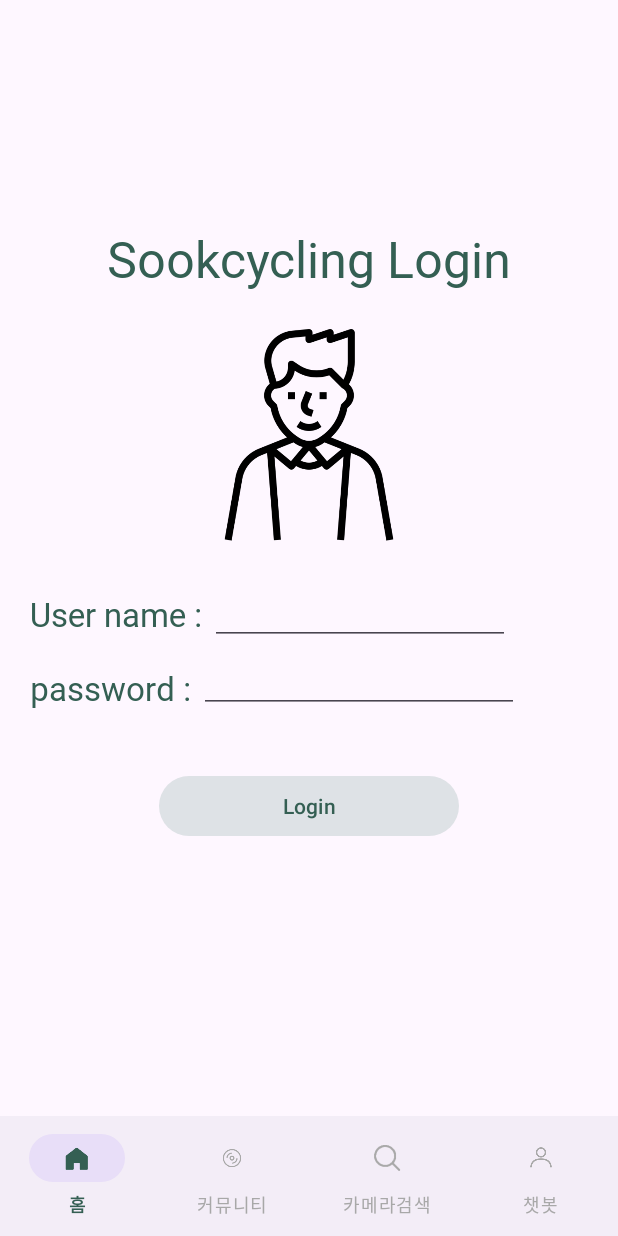
After one commit to kimgayeon430/IPS, an Android app: the fragment UserFragment placed in its activity, on a phone screen of 412 x 824 dp. The commit adds this screen. Run offline under Robolectric (Android 15) with nearby library versions, the phone set to English and light mode, and no system bars.

Commit message:
2024-05-21-11:34

```diff
--- a/app/src/main/java/com/example/sookcycle0520ver/HomeFragment.kt
+++ b/app/src/main/java/com/example/sookcycle0520ver/HomeFragment.kt
@@ -18,6 +18,20 @@ class HomeFragment : Fragment(){
     ): View {
         binding = FragmentHomeBinding.inflate(inflater, container, false)
 
+        binding.userImageProfile.setOnClickListener{
+            (context as MainActivity).supportFragmentManager.beginTransaction()
+                .replace(R.id.main_frm , UserFragment())
+                .commitAllowingStateLoss()
+        }
+
+        binding.companyImageProfile.setOnClickListener{
+            (context as MainActivity).supportFragmentManager.beginTransaction()
+                .replace(R.id.main_frm , CompanyFragment())
+                .commitAllowingStateLoss()
+        }
+
+
+
 
         return binding.root
     }
--- /dev/null
+++ b/app/src/main/java/com/example/sookcycle0520ver/UserFragment.kt
@@ -0,0 +1,30 @@
+package com.example.sookcycle0520ver
+
+import android.os.Bundle
+import android.view.LayoutInflater
+import android.view.View
+import android.view.ViewGroup
+import androidx.fragment.app.Fragment
+import com.example.sookcycle0520ver.databinding.FragmentUserBinding
+
+class UserFragment : Fragment(){
+
+    lateinit var binding: FragmentUserBinding
+
+    override fun onCreateView(
+        inflater: LayoutInflater,
+        container: ViewGroup?,
+        savedInstanceState: Bundle?
+    ): View? {
+
+        binding = FragmentUserBinding.inflate(inflater,container,false)
+
+        binding.loginbtn.setOnClickListener {
+            (context as MainActivity).supportFragmentManager.beginTransaction()
+                .replace(R.id.main_frm, HomeFragment())
+                .commitAllowingStateLoss()
+        }
+
+        return binding.root
+    }
+}
--- a/app/src/main/res/layout/fragment_home.xml
+++ b/app/src/main/res/layout/fragment_home.xml
@@ -113,6 +113,7 @@
                     android:layout_marginStart="45dp">
 
                     <ImageView
+                        android:id="@+id/user_image_profile"
                         android:layout_width="90dp"
                         android:layout_height="70dp"
                         android:layout_marginStart="15dp"
@@ -142,6 +143,7 @@
                     android:layout_marginStart="45dp">
 
                     <ImageView
+                        android:id="@+id/company_image_profile"
                         android:layout_width="120dp"
                         android:layout_height="90dp"
                         android:scaleType="fitCenter"
--- /dev/null
+++ b/app/src/main/res/layout/fragment_user.xml
@@ -0,0 +1,85 @@
+<?xml version="1.0" encoding="utf-8"?>
+<FrameLayout
+    xmlns:android="http://schemas.android.com/apk/res/android"
+    xmlns:tools="http://schemas.android.com/tools"
+    android:layout_width="match_parent"
+    android:layout_height="match_parent"
+    tools:context=".UserFragment">
+
+    <RelativeLayout
+        android:layout_width="match_parent"
+        android:layout_height="match_parent">
+
+        <TextView
+            android:id="@+id/apptitle"
+            android:layout_width="match_parent"
+            android:layout_height="wrap_content"
+            android:fontFamily="@font/smu_snowflake_regular"
+            android:layout_marginTop="150dp"
+            android:text="Sookcycling Login"
+            android:textAlignment="center"
+            android:textColor="@color/main_color"
+            android:textSize="15pt" />
+
+        <ImageView
+            android:id="@+id/image_login"
+            android:layout_width="match_parent"
+            android:layout_height="150dp"
+            android:src="@drawable/user_profile"
+            android:layout_below="@+id/apptitle"
+            android:layout_marginTop="20dp"/>
+
+        <TextView
+            android:id="@+id/user_name_text"
+            android:layout_width="wrap_content"
+            android:layout_height="wrap_content"
+            android:layout_below="@+id/image_login"
+            android:text="User name : "
+            android:textSize="10pt"
+            android:fontFamily="@font/smu_snowflake_regular"
+            android:textColor="@color/main_color"
+            android:layout_marginLeft="20dp"
+            android:layout_marginTop="30dp"/>
+
+        <EditText
+            android:id="@+id/user_name_edit"
+            android:layout_width="200dp"
+            android:layout_height="wrap_content"
+            android:layout_below="@+id/image_login"
+            android:layout_toRightOf="@+id/user_name_text"
+            android:layout_marginTop="20dp"/>
+
+        <TextView
+            android:id="@+id/user_pw_text"
+            android:layout_width="wrap_content"
+            android:layout_height="wrap_content"
+            android:layout_below="@+id/user_name_text"
+            android:text="password : "
+            android:textSize="10pt"
+            android:fontFamily="@font/smu_snowflake_regular"
+            android:textColor="@color/main_color"
+            android:layout_marginLeft="20dp"
+            android:layout_marginTop="20dp"/>
+
+        <EditText
+            android:id="@+id/user_pw_edit"
+            android:layout_width="wrap_content"
+            android:layout_height="wrap_content"
+            android:ems="10"
+            android:inputType="textPassword"
+            android:layout_below="@+id/user_name_edit"
+            android:layout_toRightOf="@+id/user_pw_text"/>
+
+        <Button
+            android:id="@+id/loginbtn"
+            android:layout_width="200dp"
+            android:layout_height="wrap_content"
+            android:layout_below="@+id/user_pw_text"
+            android:layout_marginTop="40dp"
+            android:layout_centerHorizontal="true"
+            android:text="Login"
+            android:textColor="@color/main_color"/>
+
+    </RelativeLayout>
+
+</FrameLayout>
```
Also changed, not shown: app/src/main/java/com/example/sookcycle0520ver/CompanyFragment.kt (added, +33 -0 lines), app/src/main/res/layout/fragment_company.xml (added, +84 -0 lines), 1 other file.
